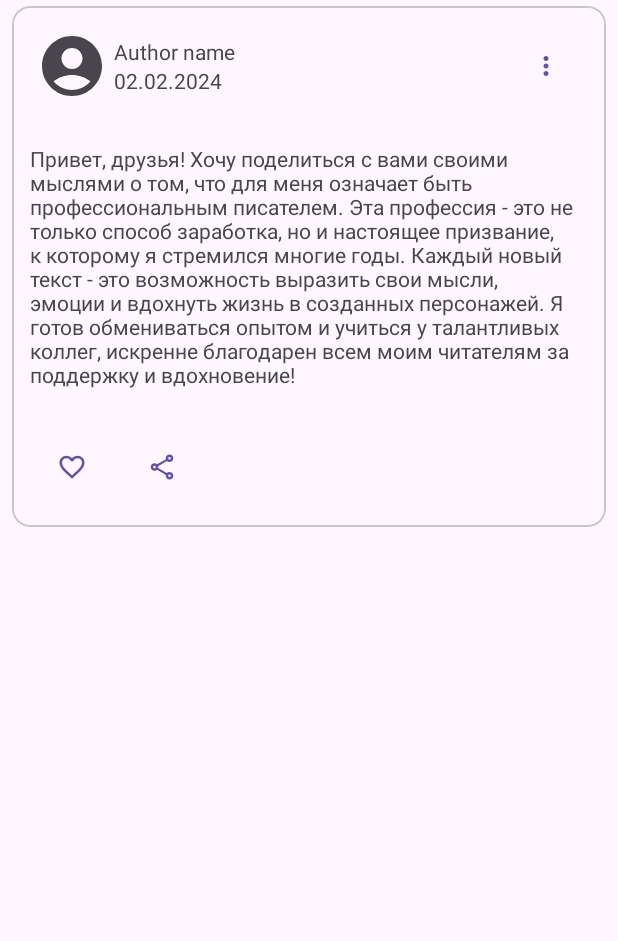
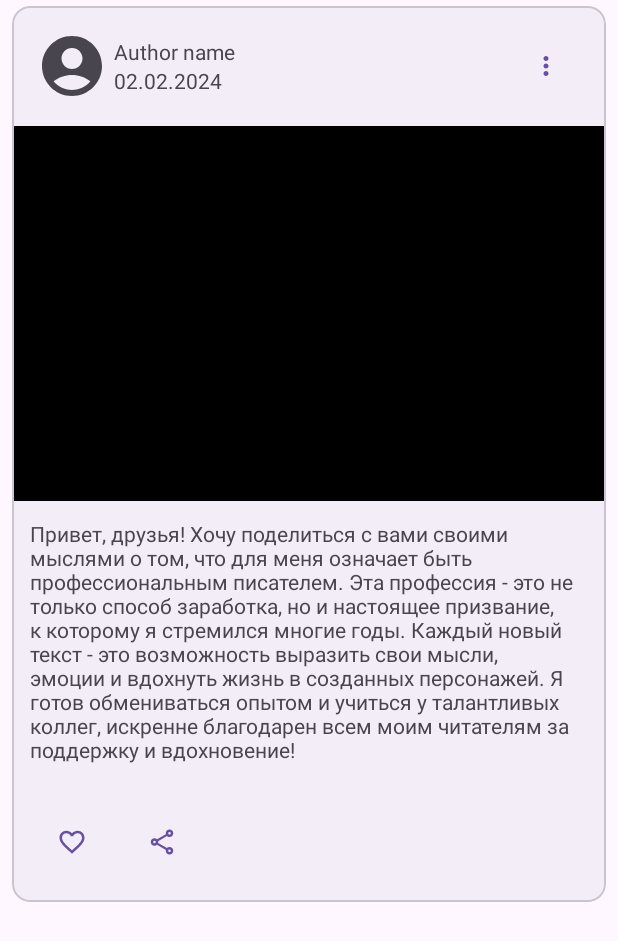
Before and after one commit to igor9206/NeWork, an Android app: the layout card_post.xml on its own in the app's theme, with its tools: preview values and no code run, on a phone screen of 412 x 824 dp. Shown: the top 941 px of the screen. Run offline under Robolectric (Android 15) with nearby library versions, the phone set to English and light mode, and no system bars.

Commit message:
correct ui

```diff
--- a/app/src/main/java/ru/netology/nework/fragment/MainFragment.kt
+++ b/app/src/main/java/ru/netology/nework/fragment/MainFragment.kt
@@ -31,6 +31,7 @@ class MainFragment : Fragment() {
             token = state
         }
 
+
         val childNavHostFragment =
             childFragmentManager.findFragmentById(R.id.fragmentContainer) as NavHostFragment
         val childNavController = childNavHostFragment.navController
--- a/app/src/main/res/color/icon_button_selector.xml
+++ /dev/null
@@ -1,4 +0,0 @@
-<?xml version="1.0" encoding="utf-8"?>
-<selector xmlns:android="http://schemas.android.com/apk/res/android">
-    <item android:color="?attr/colorPrimary"/>
-</selector>
--- a/app/src/main/res/layout/card_event.xml
+++ b/app/src/main/res/layout/card_event.xml
@@ -4,10 +4,11 @@
     xmlns:tools="http://schemas.android.com/tools"
     android:layout_width="match_parent"
     android:layout_height="wrap_content"
+    android:layout_marginHorizontal="8dp"
     android:layout_marginVertical="4dp">
 
     <com.google.android.material.card.MaterialCardView
-        style="@style/Widget.Material3.CardView.Outlined"
+        style="@style/Widget.AppTheme.CardView"
         android:layout_width="match_parent"
         android:layout_height="match_parent">
 
@@ -139,7 +140,7 @@
 
             <com.google.android.material.button.MaterialButton
                 android:id="@+id/buttonLike"
-                style="@style/Widget.Material3.Button.IconButton"
+                style="@style/Widget.AppTheme.LikeButton"
                 android:layout_width="wrap_content"
                 android:layout_height="wrap_content"
                 android:layout_margin="16dp"
--- a/app/src/main/res/layout/card_post.xml
+++ b/app/src/main/res/layout/card_post.xml
@@ -8,9 +8,10 @@
     android:layout_marginVertical="4dp">
 
     <com.google.android.material.card.MaterialCardView
-        style="@style/Widget.Material3.CardView.Outlined"
+        style="@style/Widget.AppTheme.CardView"
         android:layout_width="match_parent"
-        android:layout_height="match_parent">
+        android:layout_height="match_parent"
+        android:clickable="true">
 
         <androidx.constraintlayout.widget.ConstraintLayout
             android:layout_width="match_parent"
@@ -72,17 +73,22 @@
             <ImageView
                 android:id="@+id/imageContent"
                 android:layout_width="match_parent"
-                android:layout_height="250dp"
+                android:layout_height="wrap_content"
+                android:adjustViewBounds="true"
                 android:contentDescription="@string/image_content"
+                android:maxHeight="400dp"
+                android:scaleType="fitCenter"
                 android:visibility="gone"
-                app:layout_constraintTop_toBottomOf="@id/barrierTop" />
+                app:layout_constraintTop_toBottomOf="@id/barrierTop"
+                tools:src="@tools:sample/avatars" />
 
             <androidx.media3.ui.PlayerView
                 android:id="@+id/videoContent"
                 android:layout_width="match_parent"
                 android:layout_height="250dp"
                 android:visibility="gone"
-                app:layout_constraintTop_toBottomOf="@id/barrierTop" />
+                app:layout_constraintTop_toBottomOf="@id/imageContent"
+                tools:visibility="visible" />
 
             <androidx.constraintlayout.widget.Barrier
                 android:id="@+id/barrierBottom"
--- a/app/src/main/res/layout/card_user.xml
+++ b/app/src/main/res/layout/card_user.xml
@@ -7,7 +7,7 @@
     android:layout_marginVertical="4dp">
 
     <com.google.android.material.card.MaterialCardView
-        style="@style/Widget.Material3.CardView.Outlined"
+        style="@style/Widget.AppTheme.CardView"
         android:layout_width="match_parent"
         android:layout_height="match_parent">
 
--- a/app/src/main/res/layout/fragment_events.xml
+++ b/app/src/main/res/layout/fragment_events.xml
@@ -15,7 +15,6 @@
             android:id="@+id/recyclerViewEvent"
             android:layout_width="match_parent"
             android:layout_height="match_parent"
-            android:paddingHorizontal="8dp"
             app:layoutManager="androidx.recyclerview.widget.LinearLayoutManager"
             tools:listitem="@layout/card_event" />
     </androidx.swiperefreshlayout.widget.SwipeRefreshLayout>
--- a/app/src/main/res/layout/fragment_main.xml
+++ b/app/src/main/res/layout/fragment_main.xml
@@ -9,7 +9,8 @@
     <com.google.android.material.appbar.MaterialToolbar
         android:id="@+id/topAppBar"
         android:layout_width="match_parent"
-        android:layout_height="wrap_content"
+        android:layout_height="?actionBarSize"
+        android:background="?attr/colorSurfaceContainer"
         app:layout_constraintTop_toTopOf="parent"
         app:menu="@menu/top_bar_menu"
         app:title="@string/app_name" />
@@ -28,6 +29,7 @@
         style="@style/Widget.Material3.BottomNavigationView"
         android:layout_width="match_parent"
         android:layout_height="wrap_content"
+        android:backgroundTint="?attr/colorSurfaceContainer"
         app:layout_constraintBottom_toBottomOf="parent"
         app:menu="@menu/bottom_navigation_menu" />
 
--- a/app/src/main/res/layout/fragment_posts.xml
+++ b/app/src/main/res/layout/fragment_posts.xml
@@ -21,6 +21,7 @@
 
     <com.google.android.material.floatingactionbutton.FloatingActionButton
         android:id="@+id/buttonNewPost"
+        style="@style/Widget.Material3.FloatingActionButton.Secondary"
         android:layout_width="wrap_content"
         android:layout_height="wrap_content"
         android:layout_gravity="bottom|end"
--- /dev/null
+++ b/app/src/main/res/values/style.xml
@@ -0,0 +1,14 @@
+<?xml version="1.0" encoding="utf-8"?>
+<resources>
+
+    <style name="Widget.AppTheme.CardView" parent="@style/Widget.Material3.CardView.Outlined">
+        <item name="android:backgroundTint">?attr/colorSurfaceContainer</item>
+    </style>
+
+    <style name="Widget.AppTheme.LikeButton" parent="@style/Widget.Material3.Button.IconButton">
+        <item name="iconTint">?attr/colorPrimary</item>
+        <item name="iconPadding">4dp</item>
+        <item name="android:textColor">?attr/colorPrimary</item>
+        <item name="backgroundTint">@android:color/transparent</item>
+    </style>
+</resources>
--- a/app/src/main/res/values/style_icon_button.xml
+++ /dev/null
@@ -1,9 +0,0 @@
-<?xml version="1.0" encoding="utf-8"?>
-<resources>
-    <style name="Widget.AppTheme.LikeButton" parent="@style/Widget.Material3.Button.IconButton">
-        <item name="iconTint">@color/icon_button_selector</item>
-        <item name="iconPadding">4dp</item>
-        <item name="android:textColor">@color/icon_button_selector</item>
-        <item name="backgroundTint">@android:color/transparent</item>
-    </style>
-</resources>
```
